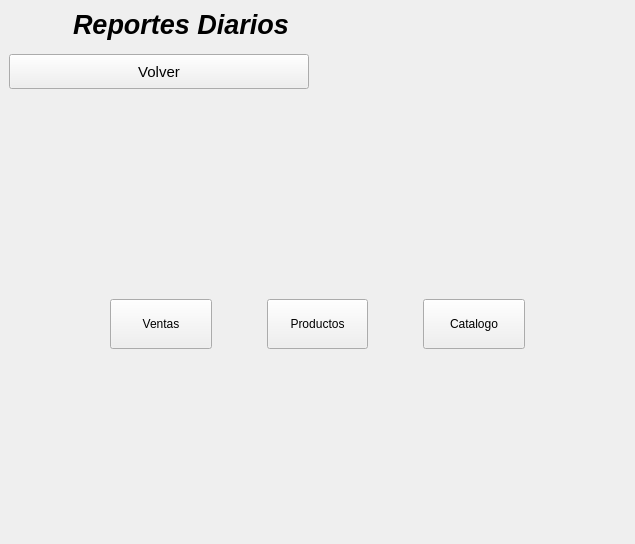
First picture: the form in GUI/sub_ventanas/ui/reportesDiarios/reportesDiarios.ui, repository C-Sebastian-M/GLAM_MAKEUP_STORE, before the edit.
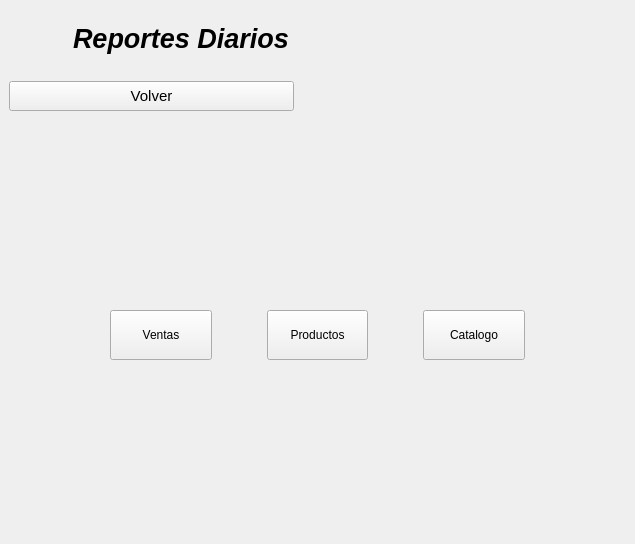
Second picture: the form after the edit. Icons and pictures are not drawn.

Patch:
```diff
--- a/GUI/sub_ventanas/ui/reportesDiarios/reportesDiarios.ui
+++ b/GUI/sub_ventanas/ui/reportesDiarios/reportesDiarios.ui
@@ -13,7 +13,7 @@
   <property name="windowTitle">
    <string>Form</string>
   </property>
-  <layout class="QVBoxLayout" name="verticalLayout_2" stretch="0,1">
+  <layout class="QVBoxLayout" name="verticalLayout_2" stretch="0,0">
    <property name="leftMargin">
     <number>0</number>
    </property>
@@ -28,6 +28,12 @@
    </property>
    <item>
     <widget class="QFrame" name="rDHeaderFrame">
+     <property name="maximumSize">
+      <size>
+       <width>16777215</width>
+       <height>120</height>
+      </size>
+     </property>
      <layout class="QVBoxLayout" name="verticalLayout">
       <property name="spacing">
        <number>14</number>
@@ -81,14 +87,14 @@
         </property>
         <property name="minimumSize">
          <size>
-          <width>300</width>
-          <height>35</height>
+          <width>285</width>
+          <height>30</height>
          </size>
         </property>
         <property name="maximumSize">
          <size>
           <width>16777215</width>
-          <height>16777215</height>
+          <height>30</height>
          </size>
         </property>
         <property name="font">
```
